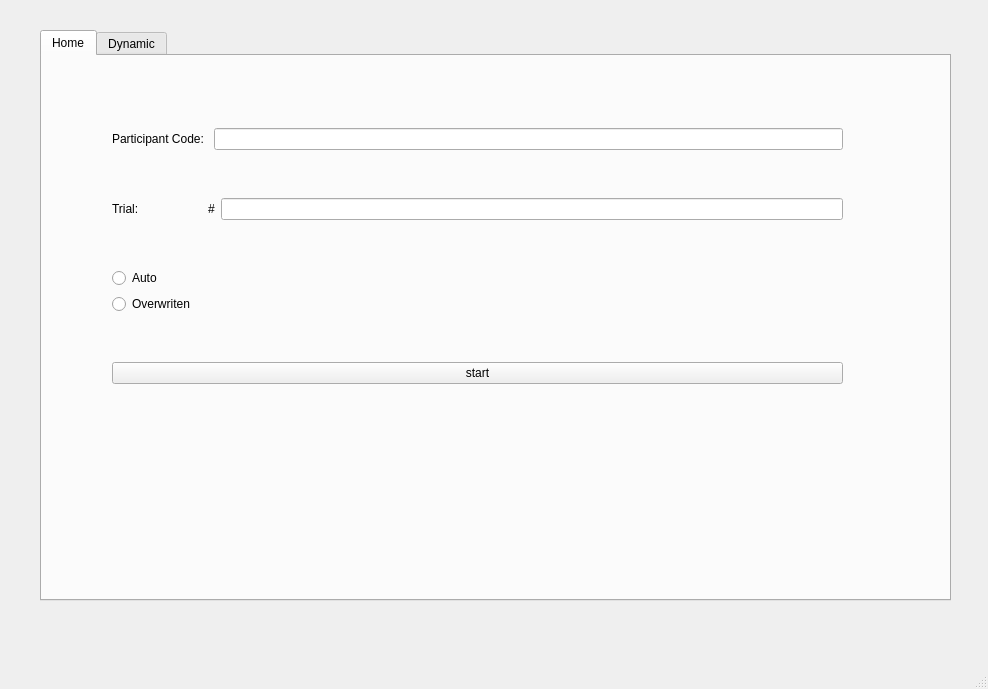
First picture: the form in ui/mainwindow.ui, repository iXiaoxideYan/gui_w, before the edit.
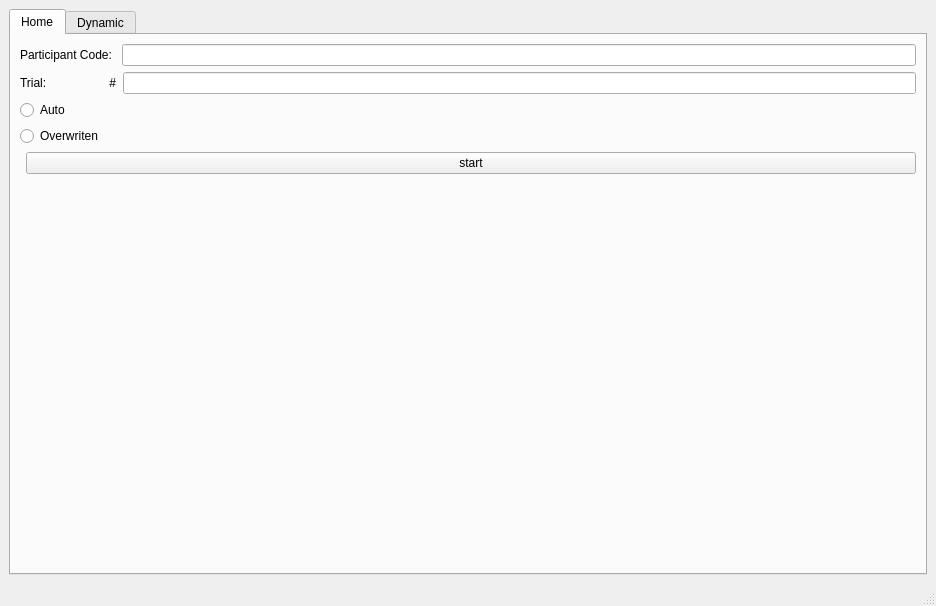
Second picture: the form after the edit. Custom widgets are drawn as their Qt base class.

Commit message: Fix the problem of scaling for the window

```diff
--- a/ui/mainwindow.ui
+++ b/ui/mainwindow.ui
@@ -6,23 +6,17 @@
    <rect>
     <x>0</x>
     <y>0</y>
-    <width>988</width>
-    <height>689</height>
+    <width>936</width>
+    <height>606</height>
    </rect>
   </property>
   <property name="windowTitle">
    <string>MainWindow</string>
   </property>
   <widget class="QWidget" name="centralwidget">
+   <layout class="QFormLayout" name="formLayout">
+    <item row="0" column="0" colspan="2">
    <widget class="QTabWidget" name="Page">
-    <property name="geometry">
-     <rect>
-      <x>40</x>
-      <y>30</y>
-      <width>911</width>
-      <height>571</height>
-     </rect>
-    </property>
     <property name="sizePolicy">
      <sizepolicy hsizetype="MinimumExpanding" vsizetype="MinimumExpanding">
       <horstretch>0</horstretch>
@@ -39,17 +33,10 @@
      <attribute name="title">
       <string>Home</string>
      </attribute>
-     <widget class="QWidget" name="layoutWidget">
-      <property name="geometry">
-       <rect>
-        <x>70</x>
-        <y>30</y>
-        <width>731</width>
-        <height>341</height>
-       </rect>
-      </property>
-      <layout class="QVBoxLayout" name="verticalLayout_2">
-       <item>
+       <layout class="QFormLayout" name="formLayout_2">
+        <item row="0" column="0" colspan="2">
+         <layout class="QFormLayout" name="formLayout_3">
+          <item row="0" column="0" colspan="2">
         <layout class="QHBoxLayout" name="horizontalLayout">
          <item>
           <widget class="QLabel" name="label_code">
@@ -59,16 +46,23 @@
           </widget>
          </item>
          <item>
-          <widget class="QLineEdit" name="line_code"/>
+             <widget class="QLineEdit" name="line_code">
+              <property name="sizePolicy">
+               <sizepolicy hsizetype="Expanding" vsizetype="Fixed">
+                <horstretch>0</horstretch>
+                <verstretch>0</verstretch>
+               </sizepolicy>
+              </property>
+             </widget>
          </item>
         </layout>
        </item>
-       <item>
+          <item row="1" column="0" colspan="2">
         <layout class="QHBoxLayout" name="horizontalLayout_2">
          <item>
           <widget class="QLabel" name="label_trial">
            <property name="text">
-            <string>Trial:                     #</string>
+               <string>Trial:                   #</string>
            </property>
           </widget>
          </item>
@@ -77,7 +71,7 @@
          </item>
         </layout>
        </item>
-       <item>
+          <item row="2" column="0" colspan="2">
         <layout class="QVBoxLayout" name="verticalLayout">
          <item>
           <widget class="QRadioButton" name="auto_complete">
@@ -101,24 +95,36 @@
          </item>
         </layout>
        </item>
-       <item>
+          <item row="3" column="1">
         <widget class="QPushButton" name="start">
+            <property name="sizePolicy">
+             <sizepolicy hsizetype="Minimum" vsizetype="Fixed">
+              <horstretch>0</horstretch>
+              <verstretch>0</verstretch>
+             </sizepolicy>
+            </property>
          <property name="text">
           <string>start</string>
          </property>
         </widget>
        </item>
       </layout>
-     </widget>
+        </item>
+        <item row="1" column="0" colspan="2">
+         <widget class="QLabel" name="label_duration">
+          <property name="sizePolicy">
+           <sizepolicy hsizetype="Preferred" vsizetype="Preferred">
+            <horstretch>0</horstretch>
+            <verstretch>0</verstretch>
+           </sizepolicy>
+          </property>
+          <property name="text">
+           <string/>
+          </property>
+         </widget>
+        </item>
+        <item row="2" column="0" colspan="2">
      <widget class="QLabel" name="m_countdownLabel">
-      <property name="geometry">
-       <rect>
-        <x>160</x>
-        <y>450</y>
-        <width>531</width>
-        <height>41</height>
-       </rect>
-      </property>
       <property name="sizeIncrement">
        <size>
         <width>20</width>
@@ -129,21 +135,10 @@
        <string/>
       </property>
      </widget>
-     <widget class="QLabel" name="label_duration">
-      <property name="geometry">
-       <rect>
-        <x>70</x>
-        <y>390</y>
-        <width>729</width>
-        <height>31</height>
-       </rect>
-      </property>
-      <property name="text">
-       <string/>
-      </property>
-     </widget>
-    </widget>
-    <widget class="QWidget" name="tab_2">
+        </item>
+       </layout>
+      </widget>
+      <widget class="QWidget" name="dynamic">
      <attribute name="title">
       <string>Dynamic</string>
      </attribute>
@@ -207,6 +202,8 @@
      </widget>
     </widget>
    </widget>
+    </item>
+   </layout>
   </widget>
   <widget class="QMenuBar" name="menubar">
    <property name="geometry">
```
Left out of the diff: 20 changed lines with no effect on the pictures. Lines whose indentation alone changed are shown as unchanged.
